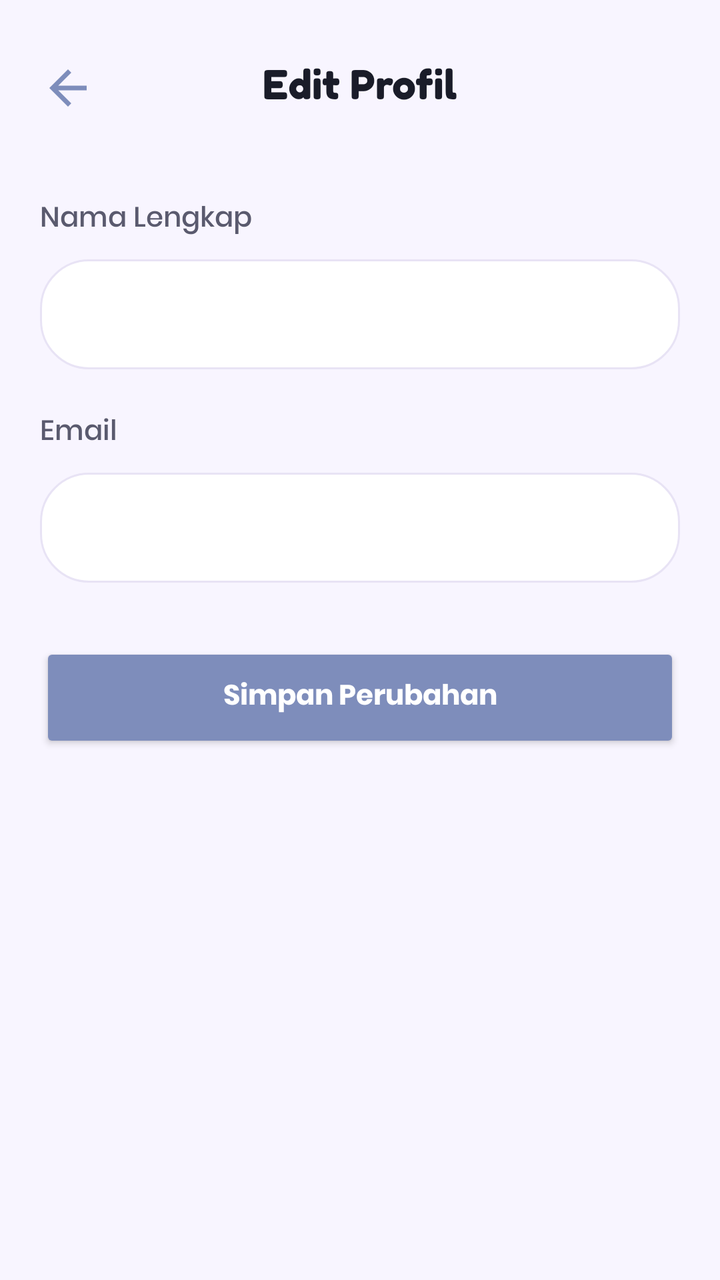
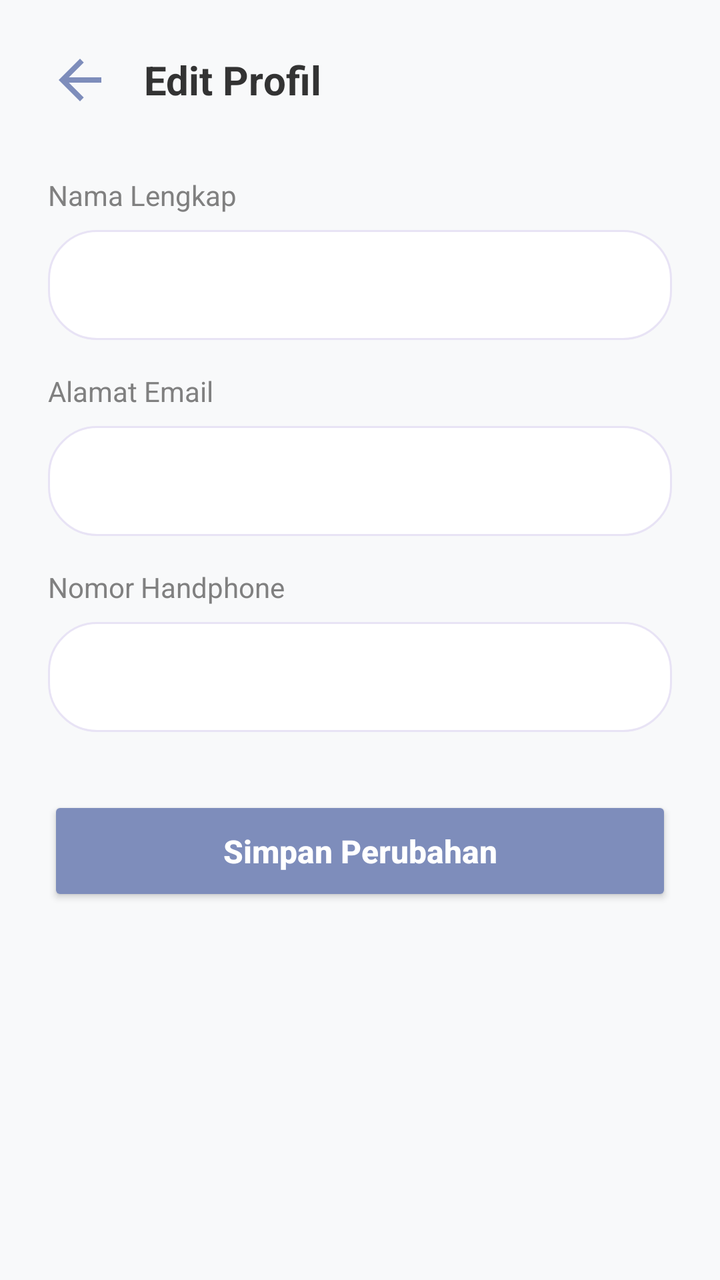

Screens rendered from an Android XML layout before and after an edit, with the pre-edit source and the edit as a unified diff.
<!-- AndroidManifest.xml: application theme Theme.Nailzbynutz -->
<!-- res/layout/activity_edit_profile.xml -->
<?xml version="1.0" encoding="utf-8"?>
<RelativeLayout xmlns:android="http://schemas.android.com/apk/res/android"
    android:layout_width="match_parent"
    android:layout_height="match_parent"
    xmlns:app="http://schemas.android.com/apk/res-auto"
    android:background="@color/background_primary"
    android:padding="20dp">

    <ImageView
        android:id="@+id/btn_back_edit"
        android:layout_width="28dp"
        android:layout_height="28dp"
        android:src="@drawable/ic_back"
        android:layout_alignParentStart="true"
        android:layout_marginTop="10dp" />

    <TextView
        android:layout_width="wrap_content"
        android:layout_height="wrap_content"
        android:layout_centerHorizontal="true"
        android:layout_marginTop="10dp"
        android:text="Edit Profil"
        android:textSize="20sp"
        android:textColor="@color/text_primary"
        android:fontFamily="@font/fredoka_bold" />

    <LinearLayout
        android:layout_width="match_parent"
        android:layout_height="wrap_content"
        android:layout_below="@id/btn_back_edit"
        android:layout_marginTop="40dp"
        android:orientation="vertical">

        <TextView
            android:layout_width="wrap_content"
            android:layout_height="wrap_content"
            android:text="Nama Lengkap"
            android:textColor="@color/text_secondary"
            android:fontFamily="@font/poppins_medium"
            android:layout_marginBottom="8dp" />

        <EditText
            android:id="@+id/et_edit_name"
            android:layout_width="match_parent"
            android:layout_height="55dp"
            android:background="@drawable/bg_card_rounded"
            android:paddingHorizontal="16dp"
            android:textColor="@color/text_primary"
            android:fontFamily="@font/poppins_regular"
            android:layout_marginBottom="20dp" />

        <TextView
            android:layout_width="wrap_content"
            android:layout_height="wrap_content"
            android:text="Email"
            android:textColor="@color/text_secondary"
            android:fontFamily="@font/poppins_medium"
            android:layout_marginBottom="8dp" />

        <EditText
            android:id="@+id/et_edit_email"
            android:layout_width="match_parent"
            android:layout_height="55dp"
            android:background="@drawable/bg_card_rounded"
            android:paddingHorizontal="16dp"
            android:textColor="@color/text_primary"
            android:fontFamily="@font/poppins_regular"
            android:inputType="textEmailAddress"
            android:layout_marginBottom="30dp" />

        <Button
            android:id="@+id/btn_save_profile"
            android:layout_width="match_parent"
            android:layout_height="55dp"
            android:text="Simpan Perubahan"
            android:textColor="@color/white"
            android:backgroundTint="@color/lavender_dark"
            android:textAllCaps="false"
            android:fontFamily="@font/poppins_bold"
            app:cornerRadius="28dp" />

    </LinearLayout>
</RelativeLayout>
<!-- resources referenced by this layout -->
<resources>
  <color name="background_primary">#F8F5FF</color>
  <color name="lavender_dark">#7E8DBB</color>
  <color name="text_primary">#1A1C29</color>
  <color name="text_secondary">#5A5A6E</color>
  <color name="white">#FFFFFF</color>
  <!-- drawable bg_card_rounded (drawable) -->
  <?xml version="1.0" encoding="utf-8"?>
  <shape xmlns:android="http://schemas.android.com/apk/res/android">
      <solid android:color="@color/background_card" />
      <corners android:radius="24dp" />
      <stroke android:width="1dp" android:color="@color/divider" />
  </shape>
  <!-- drawable ic_back (drawable) -->
  <vector xmlns:android="http://schemas.android.com/apk/res/android"
      android:width="24dp"
      android:height="24dp"
      android:viewportWidth="24"
      android:viewportHeight="24">
      <path
          android:fillColor="#7E8DBB"
          android:pathData="M20,11H7.83l5.59,-5.59L12,4l-8,8 8,8 1.41,-1.41L7.83,13H20v-2z" />
  </vector>
  <style name="Theme.Nailzbynutz" parent="Theme.MaterialComponents.DayNight.NoActionBar">
          <item name="colorPrimary">@color/lavender_dark</item>
          <item name="colorPrimaryVariant">@color/lavender_accent</item>
          <item name="colorOnPrimary">@color/white</item>
          <item name="colorSecondary">@color/lavender_medium</item>
          <item name="colorSecondaryVariant">@color/lavender_light</item>
          <item name="colorOnSecondary">@color/black</item>
          <item name="android:statusBarColor">@color/background_primary</item>
          <item name="android:windowBackground">@color/background_primary</item>
      </style>
  <color name="background_card">#FFFFFF</color>
  <color name="divider">#E8E3F5</color>
  <color name="lavender_accent">#8B7BD6</color>
  <color name="lavender_medium">#B8A6E8</color>
  <color name="lavender_light">#D9CCFF</color>
  <color name="black">#000000</color>
</resources>

<!-- the commit's change to res/layout/activity_edit_profile.xml (unified diff, before → after) -->
@@ -1,83 +1,107 @@
 <?xml version="1.0" encoding="utf-8"?>
-<RelativeLayout xmlns:android="http://schemas.android.com/apk/res/android"
+<LinearLayout xmlns:android="http://schemas.android.com/apk/res/android"
     android:layout_width="match_parent"
     android:layout_height="match_parent"
-    xmlns:app="http://schemas.android.com/apk/res-auto"
-    android:background="@color/background_primary"
-    android:padding="20dp">
+    android:orientation="vertical"
+    android:background="#F8F9FA"
+    android:padding="24dp">
 
-    <ImageView
-        android:id="@+id/btn_back_edit"
-        android:layout_width="28dp"
-        android:layout_height="28dp"
-        android:src="@drawable/ic_back"
-        android:layout_alignParentStart="true"
-        android:layout_marginTop="10dp" />
+    <LinearLayout
+        android:layout_width="match_parent"
+        android:layout_height="wrap_content"
+        android:orientation="horizontal"
+        android:gravity="center_vertical"
+        android:layout_marginBottom="32dp">
+
+        <ImageView
+            android:id="@+id/btn_back_edit_profile"
+            android:layout_width="32dp"
+            android:layout_height="32dp"
+            android:src="@drawable/ic_back"
+            android:background="?attr/selectableItemBackgroundBorderless"
+            android:clickable="true"
+            android:focusable="true"
+            android:contentDescription="Kembali" />
+
+        <TextView
+            android:layout_width="wrap_content"
+            android:layout_height="wrap_content"
+            android:layout_marginStart="16dp"
+            android:text="Edit Profil"
+            android:textColor="#333333"
+            android:textSize="20sp"
+            android:textStyle="bold" />
+    </LinearLayout>
 
     <TextView
         android:layout_width="wrap_content"
         android:layout_height="wrap_content"
-        android:layout_centerHorizontal="true"
-        android:layout_marginTop="10dp"
-        android:text="Edit Profil"
-        android:textSize="20sp"
-        android:textColor="@color/text_primary"
-        android:fontFamily="@font/fredoka_bold" />
+        android:text="Nama Lengkap"
+        android:textColor="#808080"
+        android:textSize="14sp"
+        android:layout_marginBottom="8dp" />
 
-    <LinearLayout
+    <EditText
+        android:id="@+id/et_edit_name"
         android:layout_width="match_parent"
+        android:layout_height="55dp"
+        android:background="@drawable/bg_card_rounded"
+        android:paddingStart="16dp"
+        android:paddingEnd="16dp"
+        android:textColor="#333333"
+        android:textSize="14sp"
+        android:inputType="textPersonName"
+        android:layout_marginBottom="16dp" />
+
+    <TextView
+        android:layout_width="wrap_content"
         android:layout_height="wrap_content"
-        android:layout_below="@id/btn_back_edit"
-        android:layout_marginTop="40dp"
-        android:orientation="vertical">
+        android:text="Alamat Email"
+        android:textColor="#808080"
+        android:textSize="14sp"
+        android:layout_marginBottom="8dp" />
 
-        <TextView
-            android:layout_width="wrap_content"
-            android:layout_height="wrap_content"
-            android:text="Nama Lengkap"
-            android:textColor="@color/text_secondary"
-            android:fontFamily="@font/poppins_medium"
-            android:layout_marginBottom="8dp" />
+    <EditText
+        android:id="@+id/et_edit_email"
+        android:layout_width="match_parent"
+        android:layout_height="55dp"
+        android:background="@drawable/bg_card_rounded"
+        android:paddingStart="16dp"
+        android:paddingEnd="16dp"
+        android:textColor="#333333"
+        android:textSize="14sp"
+        android:inputType="textEmailAddress"
+        android:layout_marginBottom="16dp" />
 
-        <EditText
-            android:id="@+id/et_edit_name"
-            android:layout_width="match_parent"
-            android:layout_height="55dp"
-            android:background="@drawable/bg_card_rounded"
-            android:paddingHorizontal="16dp"
-            android:textColor="@color/text_primary"
-            android:fontFamily="@font/poppins_regular"
-            android:layout_marginBottom="20dp" />
+    <TextView
+        android:layout_width="wrap_content"
+        android:layout_height="wrap_content"
+        android:text="Nomor Handphone"
+        android:textColor="#808080"
+        android:textSize="14sp"
+        android:layout_marginBottom="8dp" />
 
-        <TextView
-            android:layout_width="wrap_content"
-            android:layout_height="wrap_content"
-            android:text="Email"
-            android:textColor="@color/text_secondary"
-            android:fontFamily="@font/poppins_medium"
-            android:layout_marginBottom="8dp" />
+    <EditText
+        android:id="@+id/et_edit_phone"
+        android:layout_width="match_parent"
+        android:layout_height="55dp"
+        android:background="@drawable/bg_card_rounded"
+        android:paddingStart="16dp"
+        android:paddingEnd="16dp"
+        android:textColor="#333333"
+        android:textSize="14sp"
+        android:inputType="phone"
+        android:layout_marginBottom="32dp" />
 
-        <EditText
-            android:id="@+id/et_edit_email"
-            android:layout_width="match_parent"
-            android:layout_height="55dp"
-            android:background="@drawable/bg_card_rounded"
-            android:paddingHorizontal="16dp"
-            android:textColor="@color/text_primary"
-            android:fontFamily="@font/poppins_regular"
-            android:inputType="textEmailAddress"
-            android:layout_marginBottom="30dp" />
+    <Button
+        android:id="@+id/btn_save_profile"
+        android:layout_width="match_parent"
+        android:layout_height="55dp"
+        android:backgroundTint="@color/lavender_dark"
+        android:text="Simpan Perubahan"
+        android:textAllCaps="false"
+        android:textColor="@android:color/white"
+        android:textSize="16sp"
+        android:textStyle="bold" />
 
-        <Button
-            android:id="@+id/btn_save_profile"
-            android:layout_width="match_parent"
-            android:layout_height="55dp"
-            android:text="Simpan Perubahan"
-            android:textColor="@color/white"
-            android:backgroundTint="@color/lavender_dark"
-            android:textAllCaps="false"
-            android:fontFamily="@font/poppins_bold"
-            app:cornerRadius="28dp" />
-
-    </LinearLayout>
-</RelativeLayout>
+</LinearLayout>
<!-- resource entries referenced after the edit -->
@@ -1,10 +1,6 @@
 <!-- resources referenced by this layout -->
 <resources>
-  <color name="background_primary">#F8F5FF</color>
   <color name="lavender_dark">#7E8DBB</color>
-  <color name="text_primary">#1A1C29</color>
-  <color name="text_secondary">#5A5A6E</color>
-  <color name="white">#FFFFFF</color>
   <!-- drawable bg_card_rounded (drawable) -->
   <?xml version="1.0" encoding="utf-8"?>
   <shape xmlns:android="http://schemas.android.com/apk/res/android">
@@ -35,8 +31,10 @@
   <color name="background_card">#FFFFFF</color>
   <color name="divider">#E8E3F5</color>
   <color name="lavender_accent">#8B7BD6</color>
+  <color name="white">#FFFFFF</color>
   <color name="lavender_medium">#B8A6E8</color>
   <color name="lavender_light">#D9CCFF</color>
   <color name="black">#000000</color>
+  <color name="background_primary">#F8F5FF</color>
 </resources>
 
